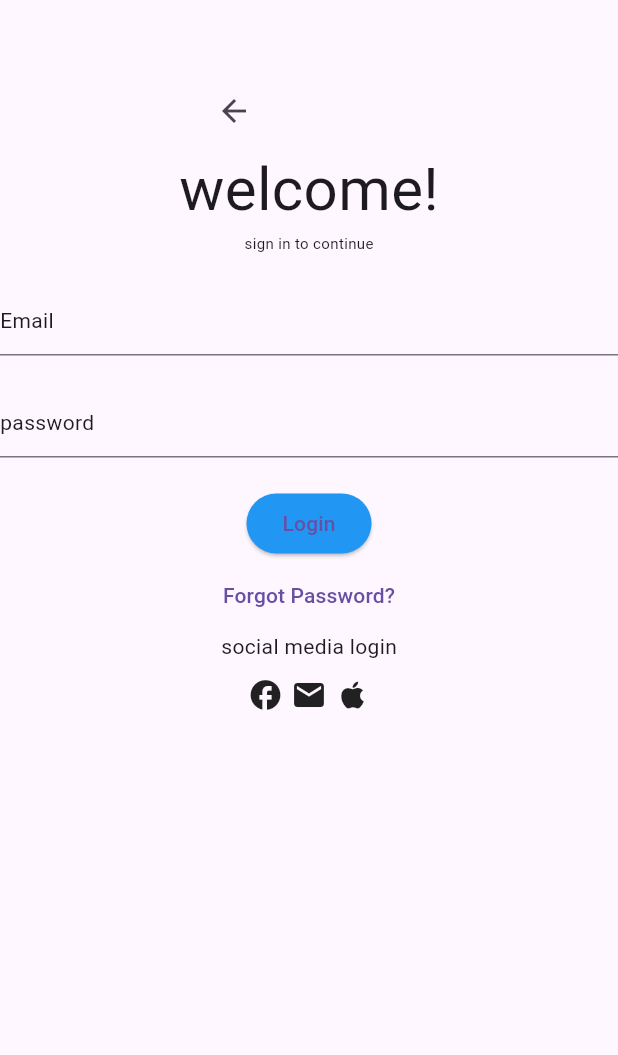
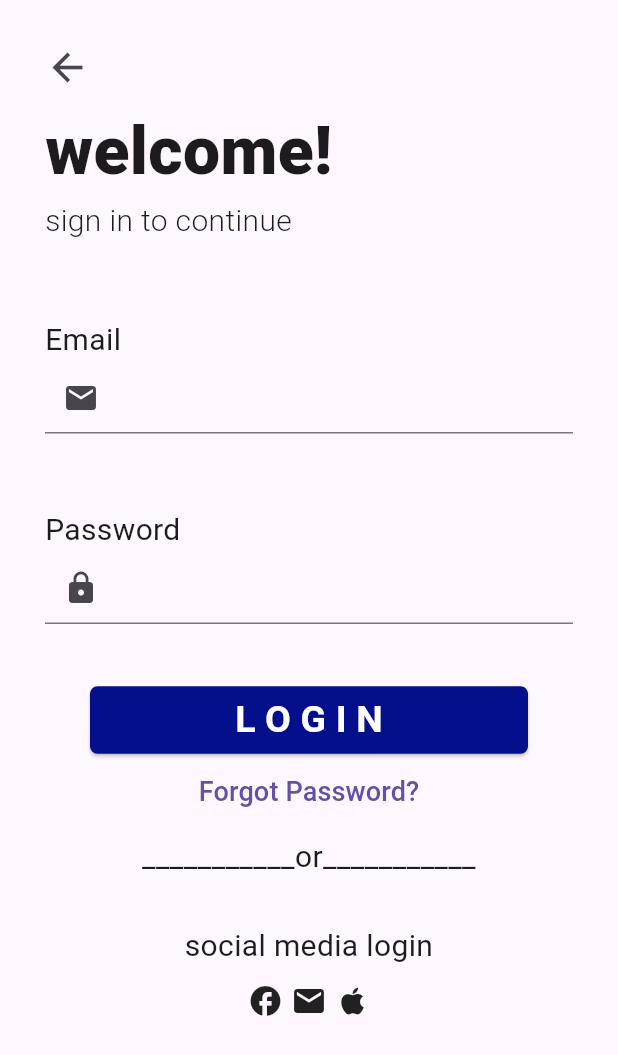
Before and after one commit to Nishantniro/flutter_learn, a Flutter app: the screen it shows after launch, on a phone screen of 412 x 824 dp. Shown: the top 1055 px of the screen. Run offline on Flutter 3.47's test engine with Material 3 defaults, Android fonts, the phone set to English and light mode, and no system bars; Roboto replaces fonts that are missing (times new roman).

Commit message:
added svg and styling login page

```diff
--- a/lib/constant.dart
+++ b/lib/constant.dart
@@ -1,4 +1,4 @@
 import 'package:flutter/material.dart';
 
 // ignore: constant_identifier_names
-const PRIMARY_COLOR = Colors.blue;
+const PRIMARY_COLOR = Color.fromARGB(255, 4, 15, 139);
--- a/lib/view/login.dart
+++ b/lib/view/login.dart
@@ -8,48 +8,102 @@ class Login extends StatelessWidget {
   Widget build(BuildContext context) {
     return Scaffold(
       //appBar: AppBar(title: Text("Login")),
-      body: Column(
-        mainAxisAlignment: MainAxisAlignment.start,
+      body: Padding(
+        padding: const EdgeInsets.symmetric(horizontal: 30, vertical: 20),
+        child: ListView(
+          children: [
+            SizedBox(
+              height: 50,
+              //width: 30,
+              //padding: EdgeInsets.only(right: 200),
+              child: IconButton(
+                onPressed: () {},
+                icon: Icon(Icons.arrow_back, size: 30),
 
-        children: [
-          Padding(padding: EdgeInsets.only(top: 50)),
-          IconButton(
-            onPressed: () {},
-            icon: Icon(Icons.arrow_back),
-            padding: EdgeInsets.only(right: 100),
+                padding: EdgeInsets.only(right: 400),
+              ),
             ),
 
             Text(
               "welcome!",
-            style: TextStyle(fontSize: 40, fontWeight: FontWeight.w400),
+              style: TextStyle(fontSize: 44, fontWeight: FontWeight.w800),
             ),
+
             Text(
               "sign in to continue",
-            style: TextStyle(fontSize: 10, fontWeight: FontWeight.w400),
+              style: TextStyle(fontSize: 20, fontWeight: FontWeight.w300),
             ),
-          SizedBox(height: 20),
+            SizedBox(height: 50),
             Form(
               child: Column(
+                crossAxisAlignment: CrossAxisAlignment.stretch,
                 children: [
-                TextFormField(decoration: InputDecoration(hint: Text("Email"))),
-                SizedBox(height: 20),
+                  Text(
+                    "Email",
+                    style: TextStyle(fontSize: 20, fontWeight: FontWeight.w400),
+                  ),
                   TextFormField(
+                    style: TextStyle(fontSize: 20),
+                    decoration: InputDecoration(prefixIcon: Icon(Icons.email)),
+                  ),
+                  SizedBox(height: 50),
+                  Text(
+                    "Password",
+                    style: TextStyle(fontSize: 20, fontWeight: FontWeight.w400),
+                  ),
+                  TextFormField(
+                    style: TextStyle(fontSize: 20),
                     obscureText: true,
-                  decoration: InputDecoration(hint: Text("password")),
+                    decoration: InputDecoration(prefixIcon: Icon(Icons.lock)),
                   ),
-                SizedBox(height: 20),
-                ElevatedButton(
+
+                  SizedBox(height: 40),
+                  Container(
+                    padding: EdgeInsets.symmetric(horizontal: 30),
+                    child: Center(
+                      child: ElevatedButton(
                         onPressed: () {},
                         style: ElevatedButton.styleFrom(
                           backgroundColor: PRIMARY_COLOR,
+                          foregroundColor: Colors.white,
+                          minimumSize: Size(double.infinity, 45),
+
+                          shape: RoundedRectangleBorder(
+                            borderRadius: BorderRadius.circular(5),
+                          ),
                         ),
                         child: Text(
-                    "Login",
-                    style: TextStyle(fontFamily: "times new roman"),
+                          "L O G I N",
+                          style: TextStyle(
+                            fontWeight: FontWeight.w700,
+                            fontSize: 25,
                           ),
                         ),
-                TextButton(onPressed: () {}, child: Text("Forgot Password?")),
-                Text("social media login"),
+                      ),
+                    ),
+                  ),
+
+                  TextButton(
+                    onPressed: () {},
+                    child: Text(
+                      "Forgot Password?",
+                      style: TextStyle(fontSize: 18),
+                    ),
+                  ),
+                  SizedBox(height: 5),
+                  Text(
+                    "___________"
+                    "or"
+                    "___________",
+                    textAlign: TextAlign.center,
+                    style: TextStyle(fontSize: 20),
+                  ),
+                  SizedBox(height: 30),
+                  Text(
+                    "social media login",
+                    textAlign: TextAlign.center,
+                    style: TextStyle(fontSize: 20),
+                  ),
                   SizedBox(height: 10),
                   Row(
                     mainAxisAlignment: MainAxisAlignment.center,
@@ -66,6 +120,7 @@ class Login extends StatelessWidget {
             ),
           ],
         ),
+      ),
     );
   }
 }
```
Also changed, not shown: assets/apple.svg (added), assets/facebook.svg (added), assets/google.svg (added), flutter_01.png (added). Lines whose indentation alone changed are shown as unchanged.
